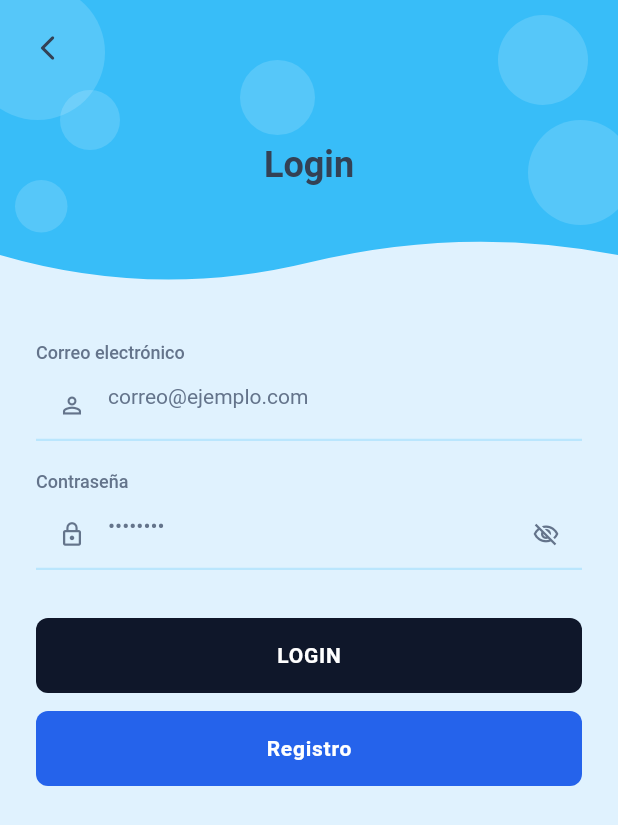
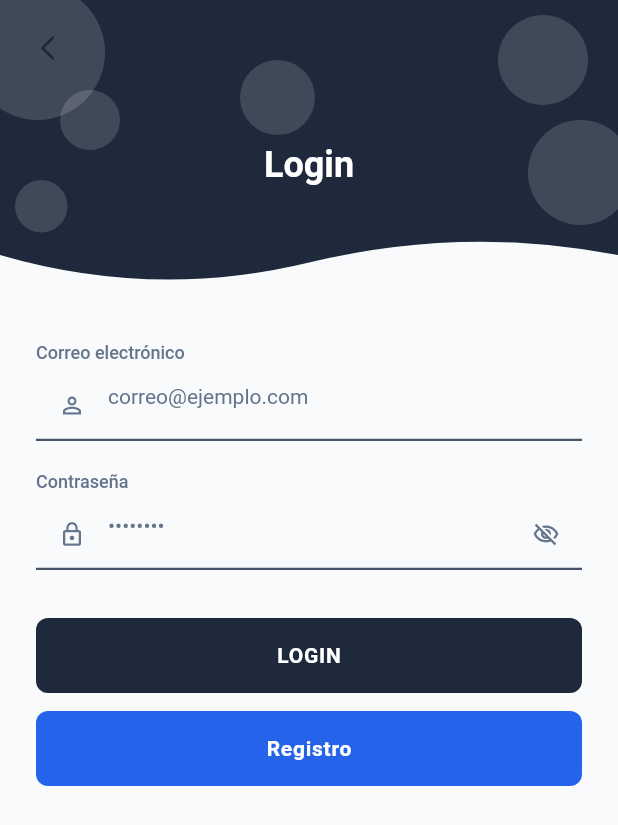
Before and after one commit to scor05/MediNet, a Flutter app: the screen it shows after launch, after a tap on "Iniciar sesión", on a phone screen of 412 x 824 dp. Shown: the top 825 px of the screen. Run offline on Flutter 3.47's test engine with Material 3 defaults, Android fonts, the phone set to English and light mode, and no system bars; our stand-ins replace supabase_flutter; accounts and stored records are empty.

Commit message:
ajustar colores frontend

```diff
--- a/frontend/lib/features/auth/welcome_screen.dart
+++ b/frontend/lib/features/auth/welcome_screen.dart
@@ -101,7 +101,7 @@ class WelcomeScreen extends StatelessWidget {
                             const Text(
                               'MEDINET',
                               style: TextStyle(
-                                color: AppTheme.textPrimary,
+                                color: AppTheme.background,
                                 fontSize: 13,
                                 fontWeight: FontWeight.w600,
                                 letterSpacing: 2,
@@ -111,7 +111,7 @@ class WelcomeScreen extends StatelessWidget {
                             const Text(
                               'Bienvenido',
                               style: TextStyle(
-                                color: AppTheme.textPrimary,
+                                color: AppTheme.background,
                                 fontSize: 32,
                                 fontWeight: FontWeight.w600,
                               ),
--- a/frontend/lib/theme/app_theme.dart
+++ b/frontend/lib/theme/app_theme.dart
@@ -2,16 +2,16 @@ import 'package:flutter/material.dart';
 
 class AppTheme {
   // Paleta  MediNet
-  static const Color primary = Color(0xFF0F172A); // botón principal
+  static const Color primary = Color(0xFF1E293B); // botón principal
   static const Color secondary = Color(0xFF2563EB); //botón secundario
-  static const Color background = Color(0xFFE0F2FE); // fondos
-  static const Color accent = Color(0xFF38BDF8); //  header/ola
-  static const Color textPrimary = Color(0xFF334155); // texto principal
+  static const Color background = Color(0xFFF8FAFC); // fondos
+  static const Color accent = Color(0xFF1E293B); //  header/ola
+  static const Color textPrimary = Color(0xFF1E293B); // texto principal
   static const Color textSecondary = Color(
     0xFF64748B,
   ); // texto secundario/hints
-  static const Color border = Color(0xFFBAE6FD); // bordes de campos
-  static const Color error = Color(0xFFE53E5A); // errores
+  static const Color border = Color(0xFF475569); // bordes de campos
+  static const Color error = Color(0xFFDC2626); // errores
 
   static ThemeData get theme => ThemeData(
     useMaterial3: false,
--- a/frontend/lib/widgets/wave_header.dart
+++ b/frontend/lib/widgets/wave_header.dart
@@ -51,7 +51,7 @@ class WaveHeader extends StatelessWidget {
                     child: Text(
                       title,
                       style: const TextStyle(
-                        color: AppTheme.textPrimary,
+                        color: Colors.white,
                         fontSize: 24,
                         fontWeight: FontWeight.w600,
                       ),
```
